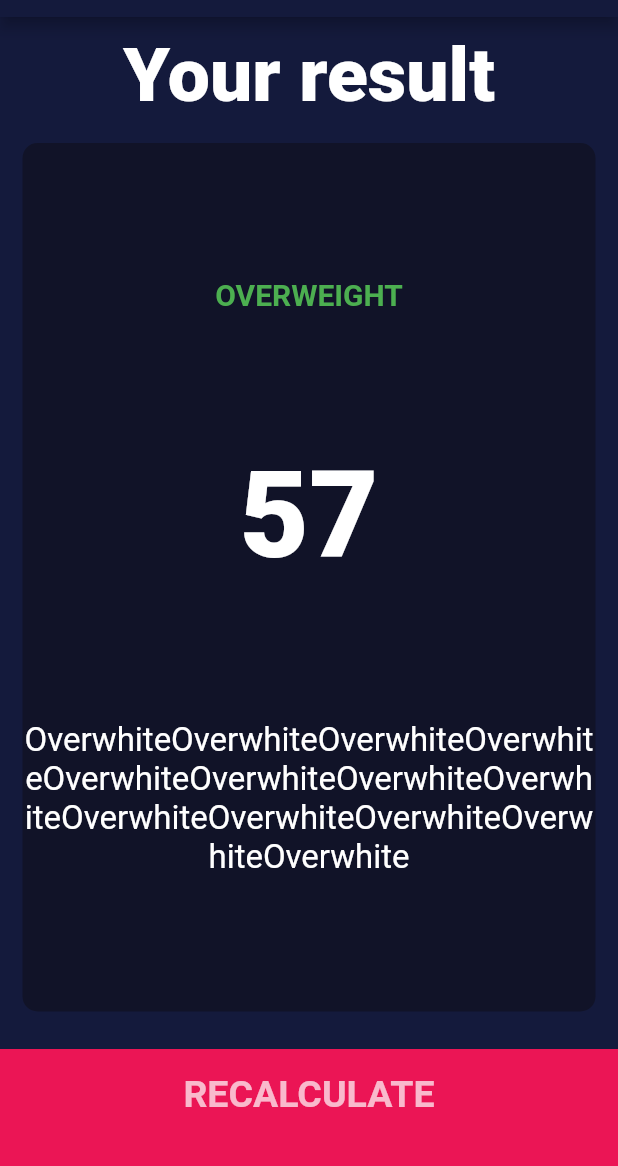
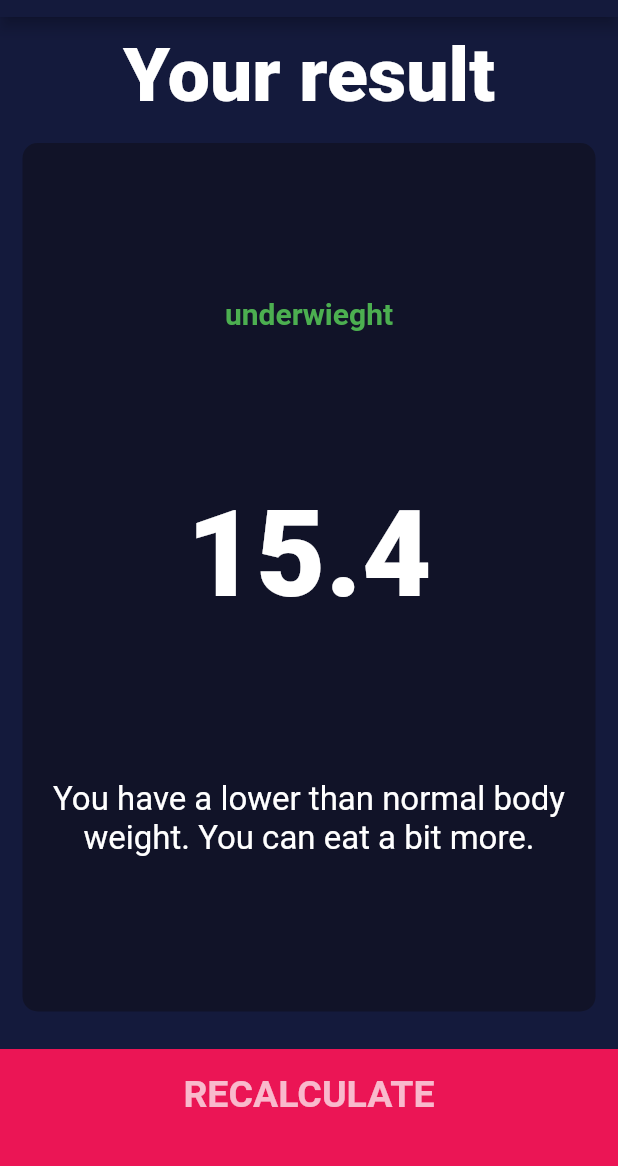
Before and after one commit to hajardami/simplebmicalculator, a Flutter app: the screen it shows after launch, after a tap on "CALCULATE", on a phone screen of 412 x 824 dp, the part 67-1233 px from its top. Run offline on Flutter 3.47's test engine with Material 2 defaults, Android fonts, the phone set to English and light mode, and no system bars; our stand-ins replace font_awesome_flutter.

```diff
--- a/lib/calculator.dart
+++ b/lib/calculator.dart
@@ -1,13 +1,33 @@
 import 'dart:math';
-class Calculator{
 
-  Calculator({this.height,this.weight})
+class Calculator {
+  Calculator({required this.height, required this.weight});
 
   final int height;
   final int weight;
+  double _bmi = 0;
+  String CalculateBMI() {
+    _bmi = weight / pow(height / 100, 2);
+    return _bmi.toStringAsFixed(1);
+  }
 
-  String CalculateBMI(){
-    double bmi=weight /pow(height/100,2);
-return
+  String getResult() {
+    if (_bmi >= 25) {
+      return "overweight";
+    } else if (_bmi > 15.5) {
+      return "normal";
+    } else {
+      return "underwieght";
+    }
+  }
+
+  String getInterpretation() {
+    if (_bmi >= 25) {
+      return 'You have a higher than normal body weight. Try to exercise more.';
+    } else if (_bmi >= 18.5) {
+      return 'You have a normal body weight. Good job!';
+    } else {
+      return 'You have a lower than normal body weight. You can eat a bit more.';
+    }
   }
 }
--- a/lib/Icon_content.dart
+++ b/lib/components/Icon_content.dart
@@ -1,7 +1,7 @@
 import 'package:flutter/cupertino.dart';
 import 'package:flutter/material.dart';
 import 'package:font_awesome_flutter/font_awesome_flutter.dart';
-import 'constants.dart';
+import '../constants.dart';
 
 class ContentIcon extends StatelessWidget {
   ContentIcon({required this.icon, required this.label});
--- a/lib/input_page.dart
+++ b/lib/screens/input_page.dart
@@ -1,9 +1,11 @@
 import 'package:flutter/cupertino.dart';
 import 'package:flutter/material.dart';
 import 'package:font_awesome_flutter/font_awesome_flutter.dart';
-import 'reusable_card.dart';
-import 'Icon_content.dart';
-import 'constants.dart';
+import '../components/reusable_card.dart';
+import '../components/Icon_content.dart';
+import '../constants.dart';
+import '../calculator.dart';
+import './result.dart';
 
 enum Gender { male, female, none }
 
@@ -206,7 +208,18 @@ class _InputPageState extends State<InputPage> {
             ),
             GestureDetector(
               onTap: () {
-                Navigator.pushNamed(context, "/calculate");
+                Calculator calculator =
+                    Calculator(height: height, weight: weight);
+                Navigator.push(
+                  context,
+                  MaterialPageRoute(
+                    builder: (context) => result(
+                      bmiResult: calculator.CalculateBMI(),
+                      resultext: calculator.getResult(),
+                      interp: calculator.getInterpretation(),
+                    ),
+                  ),
+                );
               },
               child: Container(
                 padding: EdgeInsets.only(bottom: 20.0),
--- a/lib/main.dart
+++ b/lib/screens/main.dart
@@ -21,7 +21,6 @@ class BMICalculator extends StatelessWidget {
       initialRoute: '/',
       routes: {
         '/': (context) => InputPage(),
-        '/calculate': (context) => result(),
       },
     );
   }
--- a/lib/result.dart
+++ b/lib/screens/result.dart
@@ -1,17 +1,15 @@
 import 'package:flutter/cupertino.dart';
 import 'package:flutter/material.dart';
-import 'reusable_card.dart';
-import 'Icon_content.dart';
-import 'constants.dart';
+import '../components/reusable_card.dart';
+import '../components/Icon_content.dart';
+import '../constants.dart';
 
-class result extends StatefulWidget {
-  const result({Key? key}) : super(key: key);
-
-  @override
-  State<result> createState() => _resultState();
-}
-
-class _resultState extends State<result> {
+class result extends StatelessWidget {
+  result(
+      {required this.bmiResult, required this.resultext, required this.interp});
+  String bmiResult;
+  String resultext;
+  String interp;
   @override
   Widget build(BuildContext context) {
     return Scaffold(
@@ -38,17 +36,15 @@ class _resultState extends State<result> {
                 mainAxisAlignment: MainAxisAlignment.spaceEvenly,
                 children: [
                   Text(
-                    "OVERWEIGHT",
+                    resultext,
                     style: TextStyle(
                         color: Colors.green,
                         fontSize: 20,
                         fontWeight: FontWeight.bold),
                   ),
-                  Text("57", style: knumbertext2),
+                  Text(bmiResult, style: knumbertext2),
                   Text(
-                    "OverwhiteOverwhiteOverwhiteOverwhiteOverwhiteOverwhiteOverwhiteOverwhiteOverwhi"
-                    "teOverwhiteOve"
-                    "rwhiteOverwhiteOverwhite",
+                    interp,
                     style: TextStyle(
                       color: Colors.white,
                       fontSize: 22,
```
Also changed, not shown: lib/components/reusable_card.dart (renamed from lib/reusable_card.dart), 1 other file.
